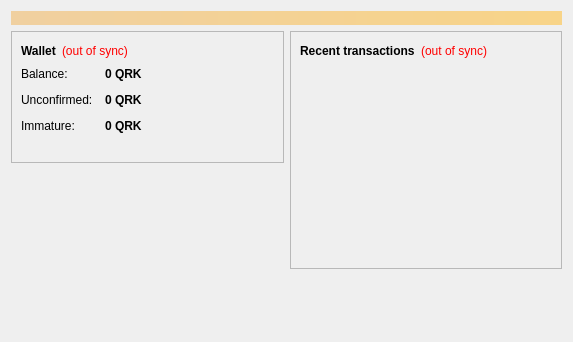
Old version of the form src/qt/forms/overviewpage.ui in the repository SaltFoundation/SaltClient.
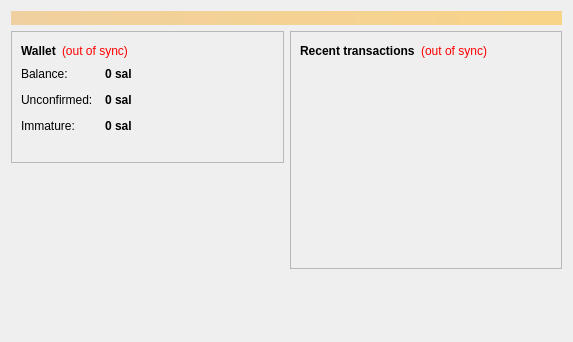
New version of the form. Icons and pictures are not drawn.

```diff
--- a/src/qt/forms/overviewpage.ui
+++ b/src/qt/forms/overviewpage.ui
@@ -122,7 +122,7 @@
                <string>Your current balance</string>
               </property>
               <property name="text">
-               <string notr="true">0 QRK</string>
+               <string notr="true">0 sal</string>
               </property>
               <property name="textInteractionFlags">
                <set>Qt::LinksAccessibleByMouse|Qt::TextSelectableByKeyboard|Qt::TextSelectableByMouse</set>
@@ -151,7 +151,7 @@
                <string>Total of transactions that have yet to be confirmed, and do not yet count toward the current balance</string>
               </property>
               <property name="text">
-               <string notr="true">0 QRK</string>
+               <string notr="true">0 sal</string>
               </property>
               <property name="textInteractionFlags">
                <set>Qt::LinksAccessibleByMouse|Qt::TextSelectableByKeyboard|Qt::TextSelectableByMouse</set>
@@ -177,7 +177,7 @@
                <string>Mined balance that has not yet matured</string>
               </property>
               <property name="text">
-               <string notr="true">0 QRK</string>
+               <string notr="true">0 sal</string>
               </property>
               <property name="textInteractionFlags">
                <set>Qt::LinksAccessibleByMouse|Qt::TextSelectableByKeyboard|Qt::TextSelectableByMouse</set>
```
Left out of the diff: 4 changed lines with no effect on the pictures.
